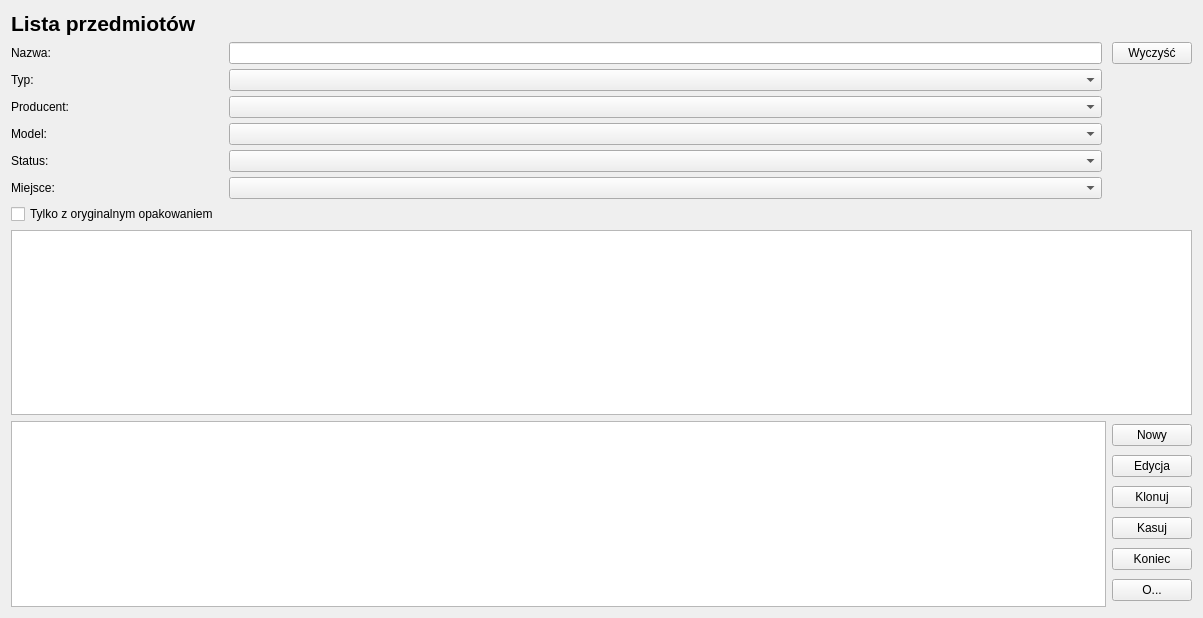
Before: the Qt Designer form forms/itemList.ui in arekbr/Inwentaryzacja, drawn with Qt 5.
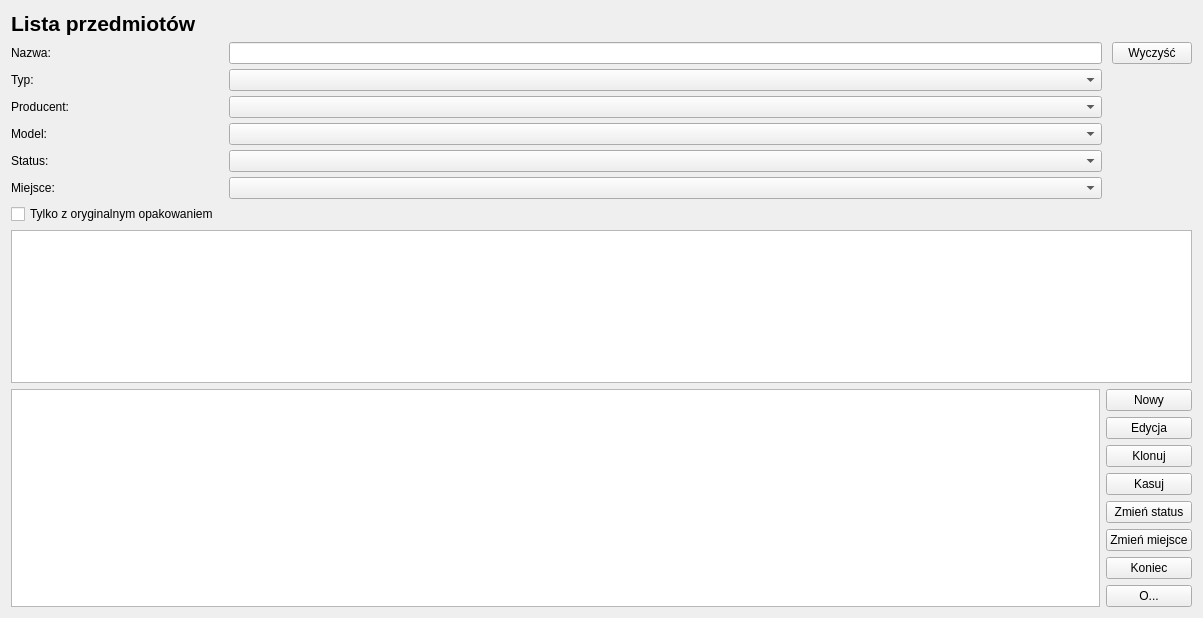
After: the same form once the commit is applied.

```diff
--- a/forms/itemList.ui
+++ b/forms/itemList.ui
@@ -171,6 +171,20 @@
          </property>
         </widget>
        </item>
+       <item>
+        <widget class="QPushButton" name="itemList_pushButton_bulkStatus">
+         <property name="text">
+          <string>Zmień status</string>
+         </property>
+        </widget>
+       </item>
+       <item>
+        <widget class="QPushButton" name="itemList_pushButton_bulkStorage">
+         <property name="text">
+          <string>Zmień miejsce</string>
+         </property>
+        </widget>
+       </item>
        <item>
         <widget class="QPushButton" name="itemList_pushButton_end">
          <property name="text">
```
